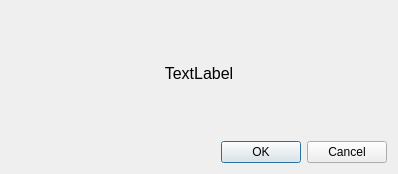
This is ui/error_message_design.ui in PashaKopka/widget as Qt 5 draws it before an edit. The edited form follows.
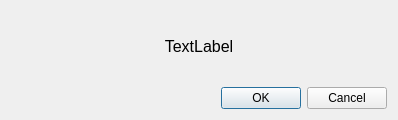
This is the edited form.

```diff
--- a/ui/error_message_design.ui
+++ b/ui/error_message_design.ui
@@ -7,7 +7,7 @@
     <x>0</x>
     <y>0</y>
     <width>398</width>
-    <height>174</height>
+    <height>120</height>
    </rect>
   </property>
   <property name="windowTitle">
```
